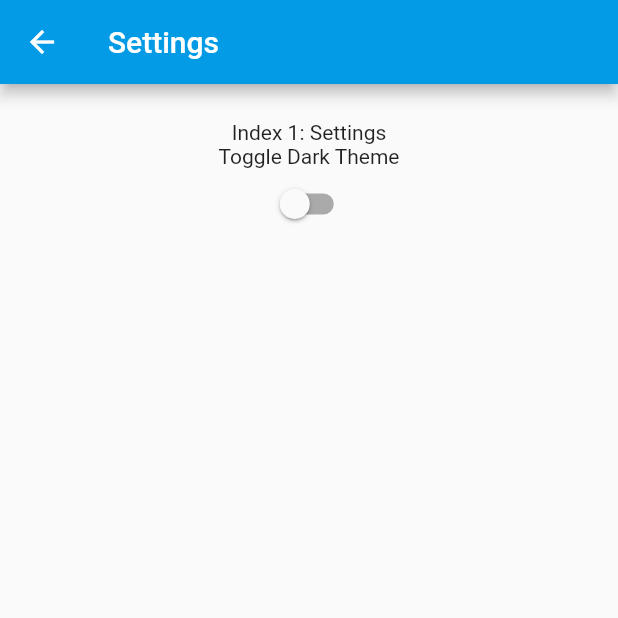
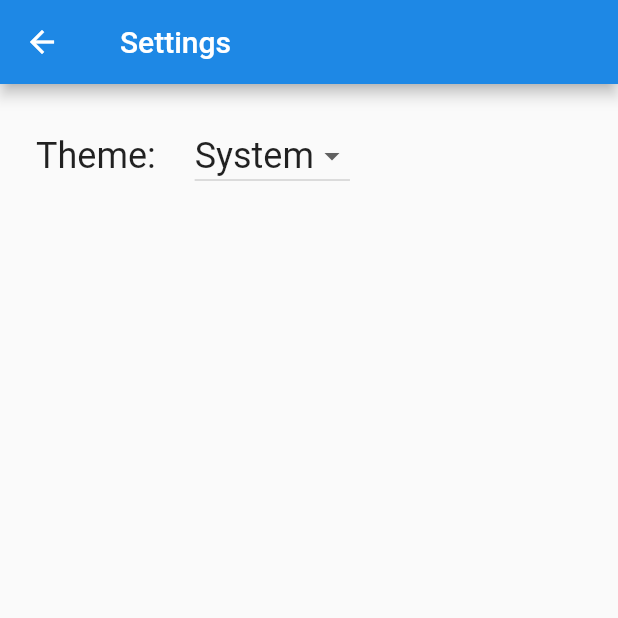
Before and after one commit to philripd/anime-browser, a Flutter app: the Settings screen opened directly, on a phone screen of 412 x 824 dp, the top half of it. Run offline on Flutter 3.47's test engine with Material 2 defaults, Android fonts, the phone set to English and light mode, and no system bars; our stand-ins replace shared_preferences; accounts and stored records are empty.

Commit message:
Remake light/dark theme selector as a dropdown - Add system theme to the dropdown - Save selection using shared_preferences - Tweak themes

```diff
--- a/lib/page/settings_page.dart
+++ b/lib/page/settings_page.dart
@@ -1,5 +1,6 @@
 import 'package:flutter/material.dart';
-import 'package:stats_for_anilist/widget/theme_toggle_widget.dart';
+import 'package:provider/provider.dart';
+import 'package:stats_for_anilist/provider/theme_provider.dart';
 
 class Settings extends StatefulWidget {
   const Settings({Key? key}) : super(key: key);
@@ -18,16 +19,52 @@ class _SettingsState extends State<Settings> {
       body: SafeArea(
         child: ListView(
           padding: const EdgeInsets.all(24),
-          children: const [
-            Text(
-              'Index 1: Settings',
-              textAlign: TextAlign.center,
-            ),
-            Text(
-              'Toggle Dark Theme',
-              textAlign: TextAlign.center,
-            ),
-            ThemeToggleWidget(),
+          children: [
+              Row(
+                crossAxisAlignment: CrossAxisAlignment.center,
+                children: [
+                  Container(
+                    padding: const EdgeInsets.fromLTRB(0, 0, 20, 0),
+                    child: Text(
+                      'Theme: ',
+                      style: Theme.of(context).textTheme.headline5,
+                    ),
+                  ),
+                  Consumer<ThemeProvider>(
+                    builder: (context, provider, child) {
+                    return DropdownButton(
+                      alignment: Alignment.center,
+                      value: provider.currentTheme,
+                      items: [
+                        DropdownMenuItem(
+                          value: 'light',
+                          child: Text(
+                            'Light',
+                            style: Theme.of(context).textTheme.headline5,
+                          ),
+                        ),
+                        DropdownMenuItem(
+                          value: 'dark',
+                          child: Text(
+                            'Dark',
+                            style: Theme.of(context).textTheme.headline5,
+                          ),
+                        ),
+                        DropdownMenuItem(
+                          value: 'system',
+                          child: Text(
+                            'System',
+                            style: Theme.of(context).textTheme.headline5,
+                          ),
+                        ),
+                      ],
+                      onChanged: (String? value) {
+                        provider.changeTheme(value ?? 'system');
+                      },
+                    );
+                  }),
+                ],
+              ),
           ],
         ),
       ),
--- a/lib/provider/theme_provider.dart
+++ b/lib/provider/theme_provider.dart
@@ -1,12 +1,28 @@
 import 'package:flutter/material.dart';
+import 'package:shared_preferences/shared_preferences.dart';
 
 class ThemeProvider extends ChangeNotifier {
-  ThemeMode themeMode = ThemeMode.system;
+  String currentTheme = 'system';
 
-  bool get isDarkMode => themeMode == ThemeMode.dark;
+  initialize() async {
+    final SharedPreferences _prefs = await SharedPreferences.getInstance();
+    currentTheme = _prefs.getString('theme') ?? 'system';
+    notifyListeners();
+  }
 
-  void toggleTheme(bool isOn) {
-    themeMode = isOn ? ThemeMode.dark : ThemeMode.light;
+  ThemeMode get themeMode {
+    switch(currentTheme) {
+      case 'light': return ThemeMode.light;
+      case 'dark': return ThemeMode.dark;
+      default: return ThemeMode.system;
+    }
+  }
+
+  changeTheme(String theme) async {
+    final SharedPreferences _prefs = await SharedPreferences.getInstance();
+    await _prefs.setString('theme', theme);
+
+    currentTheme = theme;
     notifyListeners();
   }
 }
@@ -14,22 +30,24 @@ class ThemeProvider extends ChangeNotifier {
 class Themes {
   static final darkTheme = ThemeData(
     appBarTheme: AppBarTheme(
-      color: Colors.lightBlue.shade600,
+      color: Colors.blue.shade600,
+      titleSpacing: 24,
     ),
     bottomNavigationBarTheme: BottomNavigationBarThemeData(
-      selectedItemColor: Colors.lightBlue.shade600,
+      backgroundColor: Colors.grey.shade900,
+      selectedItemColor: Colors.blue.shade600,
     ),
     colorScheme: const ColorScheme.dark(),
-    scaffoldBackgroundColor: Colors.grey.shade900,
   );
 
   static final lightTheme = ThemeData(
     appBarTheme: AppBarTheme(
-        color: Colors.lightBlue.shade600,
+      color: Colors.blue.shade600,
+      titleSpacing: 24,
     ),
     bottomNavigationBarTheme: BottomNavigationBarThemeData(
       backgroundColor: Colors.grey.shade300,
-      selectedItemColor: Colors.lightBlue.shade600,
+      selectedItemColor: Colors.blue.shade600,
     ),
     colorScheme: const ColorScheme.light(),
   );
--- a/lib/widget/theme_toggle_widget.dart
+++ /dev/null
@@ -1,20 +0,0 @@
-import 'package:flutter/material.dart';
-import 'package:provider/provider.dart';
-import 'package:stats_for_anilist/provider/theme_provider.dart';
-
-class ThemeToggleWidget extends StatelessWidget {
-  const ThemeToggleWidget({Key? key}) : super(key: key);
-
-  @override
-  Widget build(BuildContext context) {
-    final themeProvider = Provider.of<ThemeProvider>(context);
-
-    return Switch.adaptive(
-        value: themeProvider.isDarkMode,
-        onChanged: (value) {
-          final provider = Provider.of<ThemeProvider>(context, listen: false);
-          provider.toggleTheme(value);
-        },
-    );
-  }
-}
--- a/pubspec.yaml
+++ b/pubspec.yaml
@@ -35,6 +35,7 @@ dependencies:
   # Use with the CupertinoIcons class for iOS style icons.
   cupertino_icons: ^1.0.2
   provider: ^6.0.2
+  shared_preferences: ^2.0.13
 
 dev_dependencies:
   flutter_app_name: ^0.1.1
```
Also changed, not shown: lib/main.dart (+11 -8 lines), pubspec.lock.
